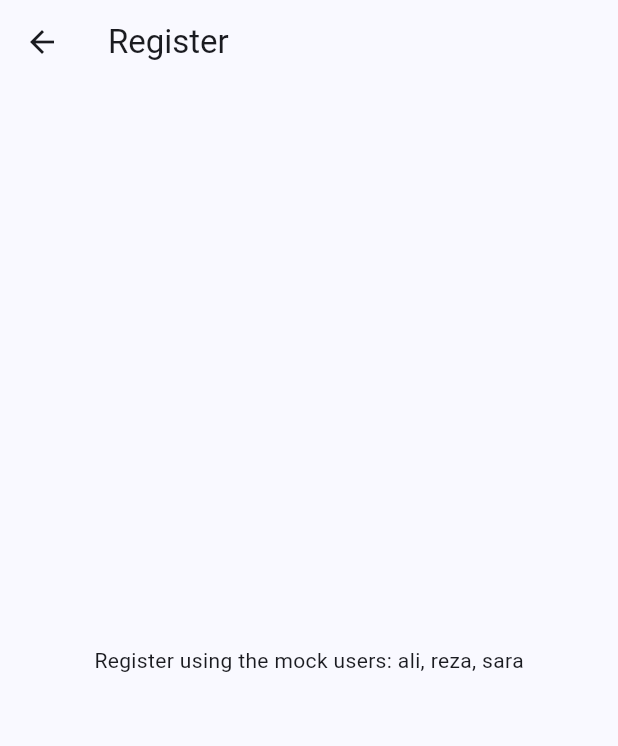
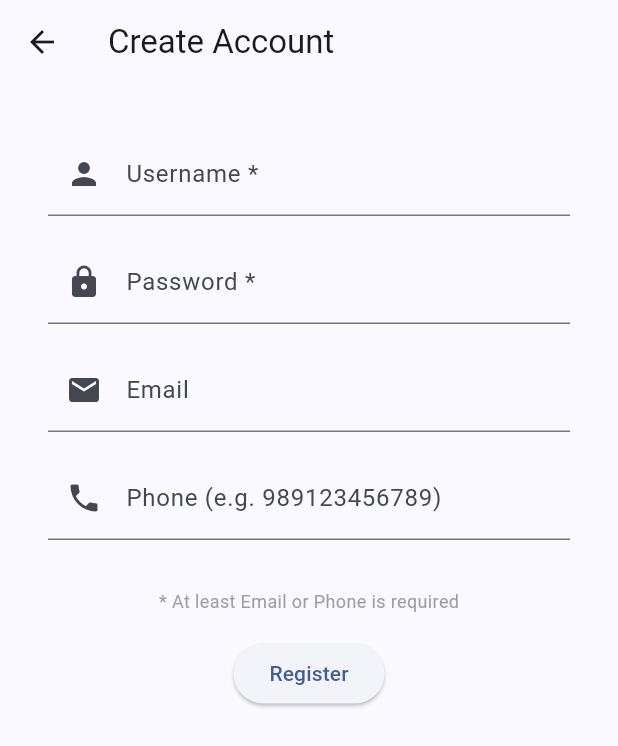
Before and after one commit to alimohammadbehrouzi1-bot/Ptoject-AP-Images-and-alboms, a Flutter app: the SignupScreen screen opened directly, on a phone screen of 412 x 824 dp. Shown: the top 746 px of the screen. Run offline on Flutter 3.47's test engine with Material 3 defaults, Android fonts, the phone set to English and light mode, and no system bars; our stand-ins replace image_picker, shared_preferences; accounts and stored records are empty.

Commit message:
creat Account - front

```diff
--- a/front/lib/auth_screens.dart
+++ b/front/lib/auth_screens.dart
@@ -18,17 +18,18 @@ class _LoginScreenState extends State<LoginScreen> {
   String? _validatePassword(String? value) {
     if (value == null || value.isEmpty) return 'Password is required';
     if (value.length < 8) return 'Minimum 8 characters';
+    if (!RegExp(r'^(?=.*[a-z])(?=.*[A-Z])(?=.*\d).+$').hasMatch(value)) {
+      return 'Must include Uppercase, Lowercase and Digit';
+    }
     return null;
   }
 
-  // FIXED: Added async to handle Future from DataService
   Future<void> _login(bool isAdmin) async {
     if (_formKey.currentState!.validate()) {
       final username = _usernameController.text.trim();
       final password = _passwordController.text.trim();
 
       if (isAdmin) {
-        // FIXED: Added await to ensure persistence is saved
         bool success = await DataService().loginAdmin(username, password);
         if (success && mounted) {
           Navigator.pushReplacement(
@@ -39,7 +40,6 @@ class _LoginScreenState extends State<LoginScreen> {
           _showError("Invalid Admin Credentials");
         }
       } else {
-        // FIXED: Added await to ensure persistence is saved
         final user = await DataService().loginUser(username, password);
         if (user != null && mounted) {
           if (user.containsKey('error') && user['error'] == 'BANNED') {
@@ -51,11 +51,7 @@ class _LoginScreenState extends State<LoginScreen> {
             );
           }
         } else if (mounted) {
-          if (DataService().rawUsers.isEmpty) {
-            _showError("Database not loaded. Please restart.");
-          } else {
-            _showError("Wrong Username or Password");
-          }
+          _showError("Invalid Username or Password");
         }
       }
     }
@@ -65,7 +61,6 @@ class _LoginScreenState extends State<LoginScreen> {
     ScaffoldMessenger.of(context).showSnackBar(SnackBar(
       content: Text(msg),
       backgroundColor: Colors.redAccent,
-      duration: const Duration(seconds: 3),
     ));
   }
 
@@ -128,6 +123,17 @@ class _LoginScreenState extends State<LoginScreen> {
                     ),
                     child: const Text('Sign In as Admin'),
                   ),
+                  const SizedBox(height: 32),
+                  Row(
+                    mainAxisAlignment: MainAxisAlignment.center,
+                    children: [
+                      Text("New here? ", style: TextStyle(color: Colors.grey[400])),
+                      GestureDetector(
+                        onTap: () => Navigator.push(context, MaterialPageRoute(builder: (_) => const SignupScreen())),
+                        child: Text("Create Account", style: TextStyle(color: Colors.grey[400], fontWeight: FontWeight.bold, decoration: TextDecoration.underline)),
+                      ),
+                    ],
+                  ),
                 ],
               ),
             ),
@@ -138,13 +144,94 @@ class _LoginScreenState extends State<LoginScreen> {
   }
 }
 
-class SignupScreen extends StatelessWidget {
+class SignupScreen extends StatefulWidget {
   const SignupScreen({super.key});
+  @override
+  State<SignupScreen> createState() => _SignupScreenState();
+}
+
+class _SignupScreenState extends State<SignupScreen> {
+  final _formKey = GlobalKey<FormState>();
+  final _uC = TextEditingController();
+  final _pC = TextEditingController();
+  final _eC = TextEditingController();
+  final _phC = TextEditingController();
+
+  void _submit() {
+    if (_formKey.currentState!.validate()) {
+      if (_eC.text.isEmpty && _phC.text.isEmpty) {
+        ScaffoldMessenger.of(context).showSnackBar(const SnackBar(content: Text('At least Email or Phone is required')));
+        return;
+      }
+      bool success = DataService().registerUser(
+        username: _uC.text.trim(),
+        password: _pC.text.trim(),
+        email: _eC.text.trim(),
+        phone: _phC.text.trim(),
+      );
+      if (success) {
+        ScaffoldMessenger.of(context).showSnackBar(const SnackBar(content: Text('Account Created! Please Login')));
+        Navigator.pop(context);
+      } else {
+        ScaffoldMessenger.of(context).showSnackBar(const SnackBar(content: Text('Username already exists')));
+      }
+    }
+  }
+
   @override
   Widget build(BuildContext context) {
     return Scaffold(
-      appBar: AppBar(title: const Text('Register')),
-      body: const Center(child: Text('Register using the mock users: ali, reza, sara')),
+      appBar: AppBar(title: const Text('Create Account')),
+      body: SingleChildScrollView(
+        padding: const EdgeInsets.all(32),
+        child: Form(
+          key: _formKey,
+          child: Column(
+            children: [
+              TextFormField(
+                controller: _uC,
+                decoration: const InputDecoration(labelText: 'Username *', prefixIcon: Icon(Icons.person)),
+                validator: (v) => v!.isEmpty ? 'Username is required' : null,
+              ),
+              const SizedBox(height: 16),
+              TextFormField(
+                controller: _pC,
+                obscureText: true,
+                decoration: const InputDecoration(labelText: 'Password *', prefixIcon: Icon(Icons.lock)),
+                validator: (v) {
+                  if (v == null || v.isEmpty) return 'Password is required';
+                  if (v.length < 8) return 'Minimum 8 characters';
+                  if (!RegExp(r'^(?=.*[a-z])(?=.*[A-Z])(?=.*\d).+$').hasMatch(v)) return 'Must include Upper, Lower and Digit';
+                  return null;
+                },
+              ),
+              const SizedBox(height: 16),
+              TextFormField(
+                controller: _eC,
+                decoration: const InputDecoration(labelText: 'Email', prefixIcon: Icon(Icons.email)),
+                validator: (v) {
+                  if (v != null && v.isNotEmpty && !RegExp(r'^[\w-.]+@([\w-]+\.)+[\w-]{2,4}$').hasMatch(v)) return 'Invalid Email';
+                  return null;
+                },
+              ),
+              const SizedBox(height: 16),
+              TextFormField(
+                controller: _phC,
+                decoration: const InputDecoration(labelText: 'Phone (e.g. 989123456789)', prefixIcon: Icon(Icons.phone)),
+                keyboardType: TextInputType.phone,
+                validator: (v) {
+                  if (v != null && v.isNotEmpty && !RegExp(r'^98\d{10}$').hasMatch(v)) return 'Must be 12 digits starting with 98';
+                  return null;
+                },
+              ),
+              const SizedBox(height: 32),
+              const Text('* At least Email or Phone is required', style: TextStyle(fontSize: 12, color: Colors.grey)),
+              const SizedBox(height: 16),
+              ElevatedButton(onPressed: _submit, child: const Text('Register')),
+            ],
+          ),
+        ),
+      ),
     );
   }
 }
--- a/front/lib/data_service.dart
+++ b/front/lib/data_service.dart
@@ -2,6 +2,8 @@ import 'dart:convert';
 import 'package:flutter/services.dart';
 import 'package:shared_preferences/shared_preferences.dart';
 import 'user_screens.dart';
+import 'package:flutter/material.dart';
+
 
 class DataService {
   static final DataService _instance = DataService._internal();
@@ -112,6 +114,31 @@ class DataService {
     isAdminLoggedIn = false;
     final prefs = await SharedPreferences.getInstance();
     await prefs.remove('saved_session_user');
+  }
+
+  bool registerUser({
+    required String username,
+    required String password,
+    String? email,
+    String? phone,
+  }) {
+    // Check if user already exists
+    if (rawUsers.any((u) => u['username'].toString().toLowerCase() == username.toLowerCase())) {
+      return false;
+    }
+
+    final newUser = {
+      'username': username,
+      'password': password,
+      'email': email ?? "",
+      'phoneNumber': phone ?? "",
+      'isBanned': false,
+      'albums': [],
+      'standaloneImages': []
+    };
+
+    rawUsers.add(newUser);
+    return true;
   }
 
   void deleteAccount(String username) {
```
Also changed, not shown: 1 other file.
